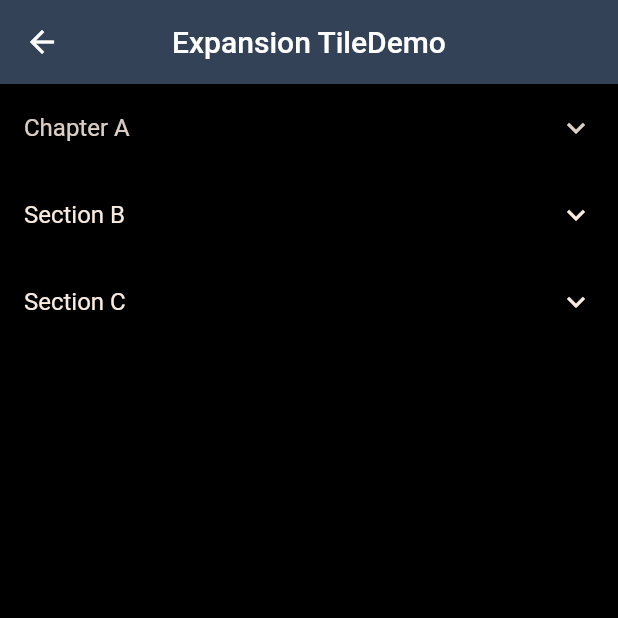
After one commit to Haffshah/AgeCalculatedApp, a Flutter app: the screen it shows after launch, after a tap on the "keyboard control" icon, on a phone screen of 412 x 824 dp, the top half of it. The commit adds this screen. Run offline on Flutter 3.47's test engine with Material 2 defaults, Android fonts, the phone set to English and light mode, and no system bars.

Commit message:
Expansion Lis and appIcon

```diff
--- /dev/null
+++ b/lib/Expansiontile.dart
@@ -0,0 +1,114 @@
+import 'package:flutter/cupertino.dart';
+import 'package:flutter/material.dart';
+
+class ExpansionTileDemo extends StatelessWidget {
+  const ExpansionTileDemo({Key? key}) : super(key: key);
+
+  @override
+  Widget build(BuildContext context) {
+    return Scaffold(
+      backgroundColor: Colors.black,
+      appBar: AppBar(
+        title: Text('Expansion TileDemo'),
+        centerTitle: true,
+        elevation: 20.0,
+        backgroundColor: Color(0xff334257),
+      ),
+      body: ListView.builder(
+        itemCount: data.length,
+        itemBuilder: (BuildContext context, int index) =>
+            EntryItem(data[index]),
+      ),
+    );
+  }
+}
+
+class ExpansionData {
+  final String title;
+  final List<ExpansionData> dataList;
+
+  ExpansionData(this.title, [this.dataList = const <ExpansionData>[]]);
+}
+
+final List<ExpansionData> data = <ExpansionData>[
+  ExpansionData(
+    'Chapter A',
+    <ExpansionData>[
+      ExpansionData(
+        'Section A0',
+        <ExpansionData>[
+          ExpansionData('Item A0.1'),
+          ExpansionData('Item A0.2'),
+          ExpansionData('Item A0.3'),
+        ],
+      ),
+      ExpansionData('Section A1'),
+      ExpansionData('Section A2'),
+    ],
+  ),
+  ExpansionData(
+    'Section B',
+    <ExpansionData>[
+      ExpansionData(
+        'Section B0',
+        <ExpansionData>[
+          ExpansionData("Section B0.1"),
+          ExpansionData("Section B0.2"),
+          ExpansionData("Section B0.3"),
+        ],
+      ),
+      ExpansionData('Section B1'),
+      ExpansionData('Section B2'),
+    ],
+  ),
+  ExpansionData(
+    'Section C',
+    <ExpansionData>[
+      ExpansionData(
+        'Section C1',
+        <ExpansionData>[
+          ExpansionData("Section C0.1"),
+          ExpansionData("Section C0.2"),
+          ExpansionData("Section C0.3"),
+          ExpansionData("Section C0.4"),
+        ],
+      ),
+      ExpansionData('Section C1'),
+      ExpansionData('Section C2'),
+      ExpansionData('Section C3'),
+    ],
+  ),
+];
+
+class EntryItem extends StatelessWidget {
+  final ExpansionData entry;
+  const EntryItem(this.entry);
+
+  Widget _buildTiles(ExpansionData Entry) {
+    if (Entry.dataList.isEmpty) {
+      return ListTile(
+
+        tileColor: Color(0xff343A40),
+        title: Text(
+          Entry.title,
+          style: TextStyle(color: Color(0xffFAEBE0)),
+        ),
+      );
+    }
+    return ExpansionTile(
+      collapsedIconColor: Color(0xffFAEBE0),
+      iconColor: Color(0xffFAEBE0),
+      key: PageStorageKey<ExpansionData>(Entry),
+      title: Text(
+        Entry.title,
+        style: TextStyle(color: Color(0xffFAEBE0)),
+      ),
+      children: Entry.dataList.map<Widget>(_buildTiles).toList(),
+    );
+  }
+
+  @override
+  Widget build(BuildContext context) {
+    return _buildTiles(entry);
+  }
+}
--- a/lib/MyHome.dart
+++ b/lib/MyHome.dart
@@ -1,3 +1,6 @@
+
+import 'package:expansionpanel/Expansiontile.dart';
+import 'package:flutter/cupertino.dart';
 import 'package:flutter/material.dart';
 
 class HomePage extends StatefulWidget {
@@ -12,7 +15,6 @@ class _HomePageState extends State<HomePage>
 
   void _showPicker() {
     showDatePicker(
-
             context: context,
             firstDate: new DateTime(1900),
             initialDate: new DateTime.now(),
@@ -36,6 +38,17 @@ class _HomePageState extends State<HomePage>
     return new Scaffold(
         backgroundColor: Color(0xff8CA1A5),
         appBar: new AppBar(
+          actions: [
+            IconButton(
+              onPressed: () {
+                Navigator.push(
+                    context,
+                    CupertinoPageRoute(
+                        builder: (context) => ExpansionTileDemo()));
+              },
+              icon: Icon(Icons.more_horiz),
+            ),
+          ],
           backgroundColor: Color(0xff316B83),
           title: new Text("Age Calculator"),
         ),
@@ -60,7 +73,7 @@ class _HomePageState extends State<HomePage>
                 child: new Text(
                   selectedYear != null
                       ? selectedYear.toString()
-                      : "Select Your Birth Year",
+                      : "Select Your Birthday",
                   style: TextStyle(color: Color(0xff316B83), fontSize: 16),
                 ),
                 onPressed: _showPicker,
@@ -68,14 +81,14 @@ class _HomePageState extends State<HomePage>
               new Padding(
                 padding: const EdgeInsets.all(20.0),
               ),
-              new Text("Your age is $age",
+              new Text("You are $age Years old",
                   style: new TextStyle(
-                    fontSize: 26.0,
+                    fontSize: 24.0,
                     color: Color(0xffD1E8E4),
                     fontWeight: FontWeight.bold,
                   ))
             ],
           ),
-        ));
+        ),);
   }
 }
```
Also changed, not shown: pubspec.yaml (+1 -54 lines), lib/age.dart (deleted), 5 other files.
